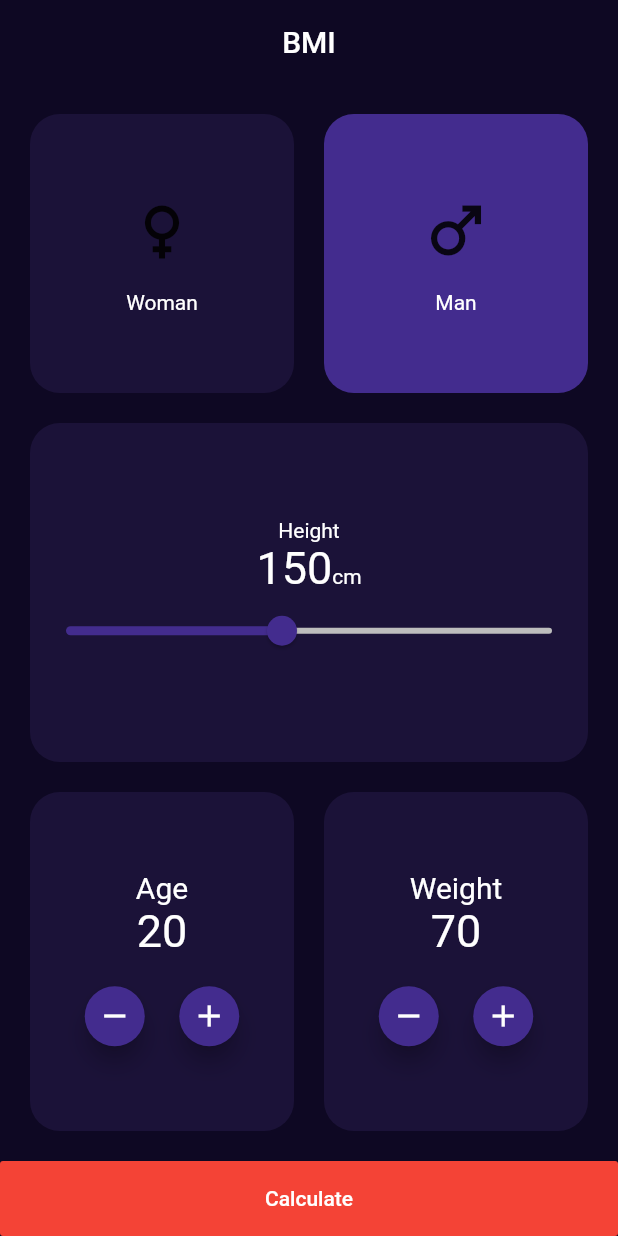
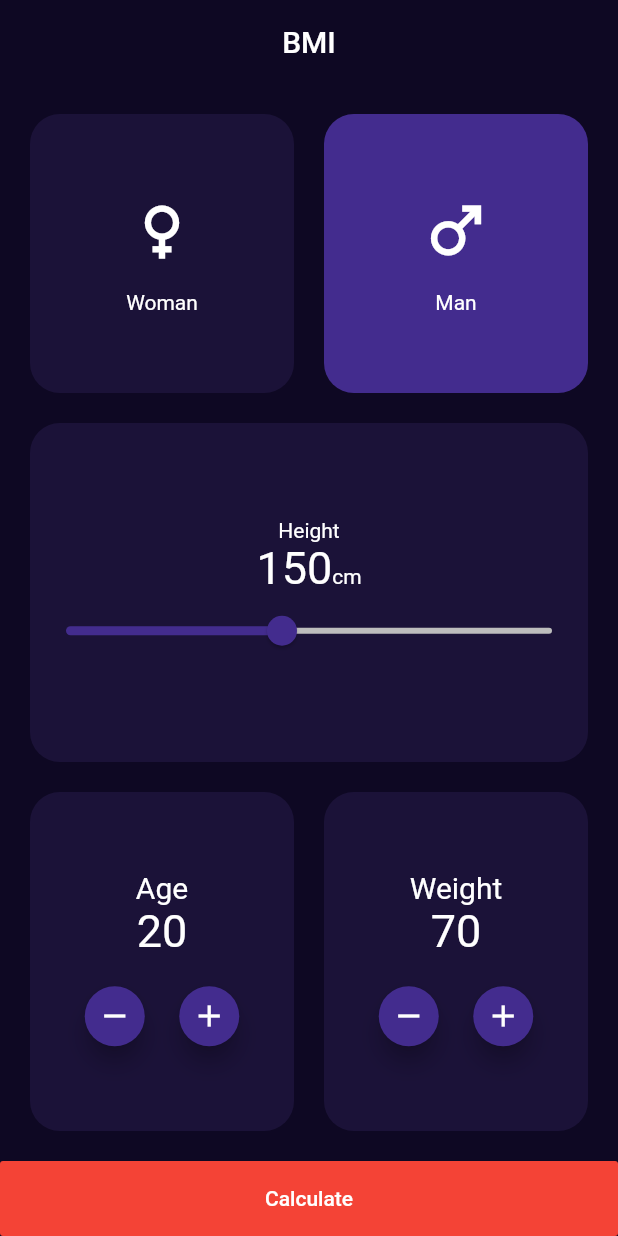
Before and after one commit to YossefHussein/Heltho-Recorder, a Flutter app: the screen it shows after launch, on a phone screen of 412 x 824 dp. Run offline on Flutter 3.47's test engine with Material 2 defaults, Android fonts, the light colour scheme and no system bars; our stand-ins replace google_fonts.

Commit message:
update 0.0

```diff
--- a/lib/theme.dart
+++ b/lib/theme.dart
@@ -9,6 +9,7 @@ import 'package:flutter/material.dart';
 const pColor = Color(0xFF0E0823);
 const sColor = Color(0xFF1B1238);
 const pColorText = Color(0xFFFFFFFF);
+const pColorIcon = Color(0xFFFFFFFF);
 
 /// General color
 const gColor = Color(0xFF432C8E); // G from General
```
